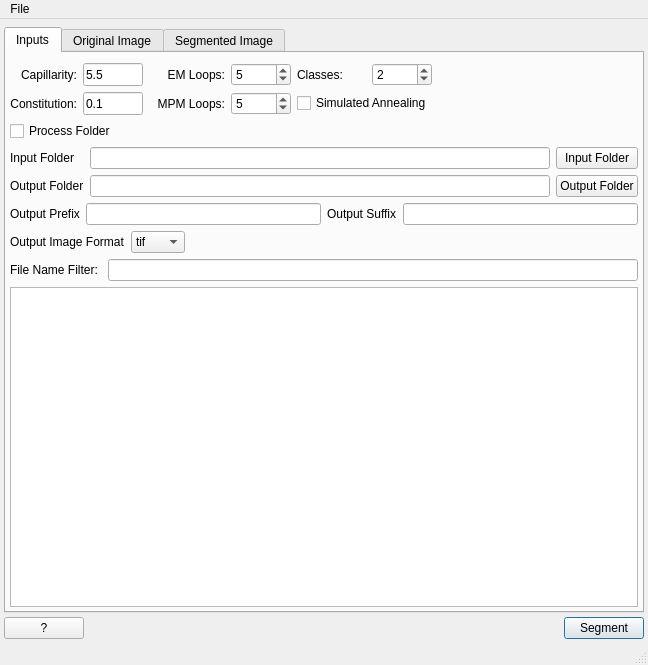
Before: the Qt Designer form Code/EMMPM/GUI/UI_Files/QEmMpm.ui in vikramswri/DREAM3D, drawn with Qt 5.
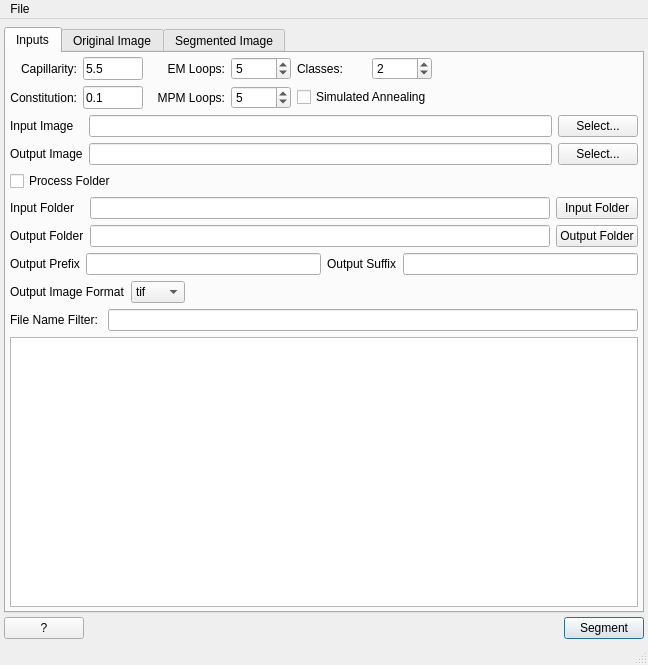
After: the same form once the commit is applied. Icons and pictures are not drawn. Custom widgets are drawn as their Qt base class.

Commit message: refactor variable names to be consistent with the Cross Correlation GUI

Diff of the .ui file:
```diff
--- a/Code/EMMPM/GUI/UI_Files/QEmMpm.ui
+++ b/Code/EMMPM/GUI/UI_Files/QEmMpm.ui
@@ -92,7 +92,7 @@
             </property>
            </widget>
           </item>
-          <item row="0" column="2" rowspan="2">
+          <item row="1" column="2">
            <spacer name="horizontalSpacer_4">
             <property name="orientation">
              <enum>Qt::Horizontal</enum>
@@ -352,6 +352,48 @@
           </item>
          </layout>
         </item>
+        <item>
+         <layout class="QGridLayout" name="gridLayout_5">
+          <item row="0" column="1">
+           <widget class="QLabel" name="label_6">
+            <property name="text">
+             <string>Input Image</string>
+            </property>
+           </widget>
+          </item>
+          <item row="0" column="2">
+           <widget class="QLineEdit" name="fixedImageFile"/>
+          </item>
+          <item row="0" column="3">
+           <widget class="QPushButton" name="fixedImageButton">
+            <property name="text">
+             <string>Select...</string>
+            </property>
+           </widget>
+          </item>
+          <item row="1" column="1">
+           <widget class="QLabel" name="label_7">
+            <property name="text">
+             <string>Output Image</string>
+            </property>
+           </widget>
+          </item>
+          <item row="1" column="2">
+           <widget class="QLineEdit" name="outputImageFile">
+            <property name="text">
+             <string/>
+            </property>
+           </widget>
+          </item>
+          <item row="1" column="3">
+           <widget class="QPushButton" name="outputImageButton">
+            <property name="text">
+             <string>Select...</string>
+            </property>
+           </widget>
+          </item>
+         </layout>
+        </item>
         <item>
          <widget class="QCheckBox" name="processFolder">
           <property name="text">
```
Left out of the diff: 68 changed lines with no effect on the pictures. The commit also changes 3 other files.
